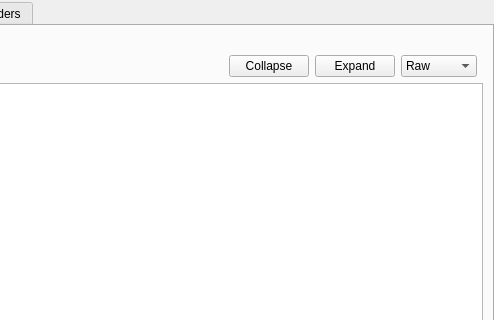
The window that ResponseViewer.ui (Forbinn/HttpRequester) describes before a commit, drawn with Qt 5; both pictures show x 116 to 610 and y 0 to 320 of the 610 by 478 pixel window.
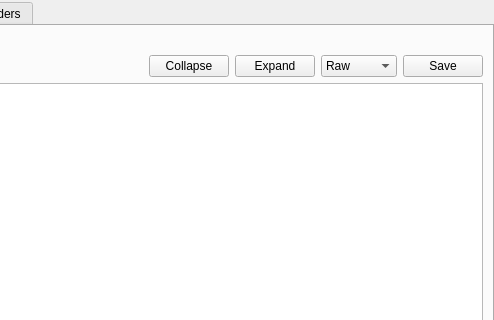
The same window after the commit.

Commit message: Add a button to easily save response content into a file

```diff
--- a/ResponseViewer.ui
+++ b/ResponseViewer.ui
@@ -140,6 +140,13 @@
       </item>
      </widget>
     </item>
+    <item row="1" column="6">
+     <widget class="QPushButton" name="pbSave">
+      <property name="text">
+       <string>Save</string>
+      </property>
+     </widget>
+    </item>
    </layout>
   </widget>
   <widget class="QWidget" name="headersTab">
```
The commit also changes 2 other files.
